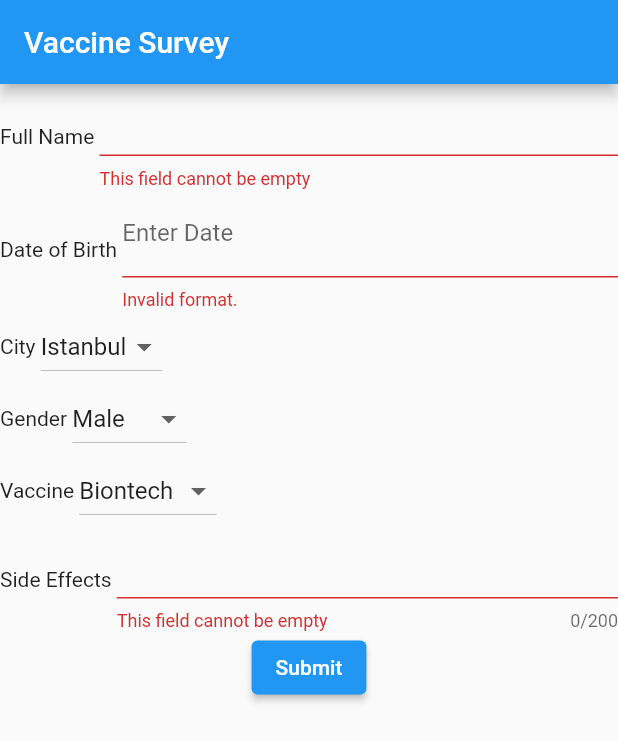
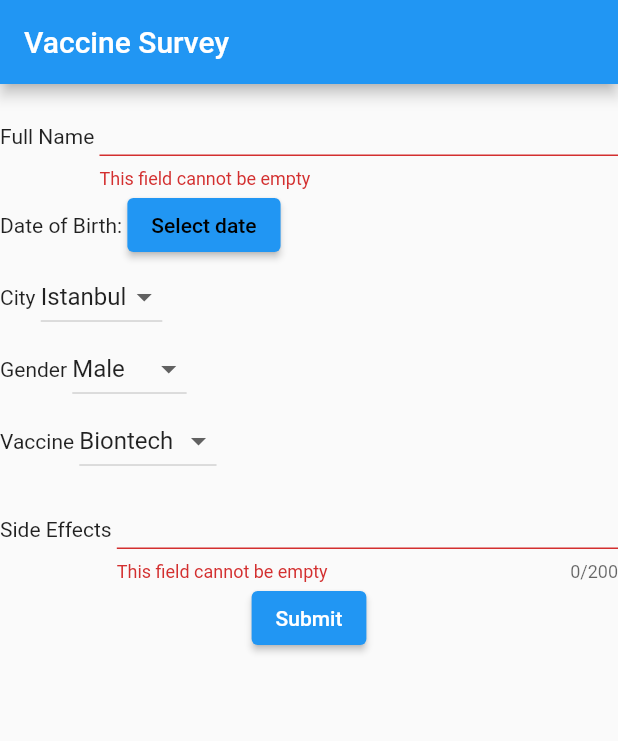
Before and after one commit to rabiaonal/CS458_Vaccine_Survey, a Flutter app: the screen it shows after launch, after a tap on "Submit", on a phone screen of 412 x 824 dp. Shown: the top 741 px of the screen. Run offline on Flutter 3.47's test engine with Material 2 defaults, Android fonts, the phone set to English and light mode, and no system bars; our stand-ins replace date_field.

Commit message:
date of birth tamam

```diff
--- a/lib/main.dart
+++ b/lib/main.dart
@@ -1,5 +1,7 @@
 import 'package:flutter/material.dart';
 import 'package:flutter/services.dart';
+import 'package:date_field/date_field.dart';
+import 'package:intl/intl.dart';
 
 void main() => runApp(App());
 
@@ -27,9 +29,25 @@ class HomePage extends StatefulWidget {
 class _HomePageState extends State<HomePage> {
   final _formKey = GlobalKey<FormState>();
   String dropdownValue = 'One', cityDDvalue = "Istanbul", genderDDvalue = "Male", vaccineDDvalue = "Biontech";
+  DateTime selectedDate = DateTime.now();
+  String date ="";
 
   @override
   Widget build(BuildContext context) {
+    _selectDate(BuildContext context) async {
+      final DateTime picked = await showDatePicker(
+        context: context,
+        initialDate: selectedDate, // Refer step 1
+        firstDate: DateTime(1900),
+        lastDate: DateTime.now(),
+      );
+      if (picked != null && picked != selectedDate)
+        setState(() {
+          selectedDate = picked;
+          DateFormat formatter = DateFormat('dd/MM/yyyy');
+          date = formatter.format(picked).toString();
+        });
+    }
     return Scaffold(
         appBar: AppBar(
           title: Text('Vaccine Survey'),
@@ -55,7 +73,6 @@ class _HomePageState extends State<HomePage> {
                             if(!value[i].contains(RegExp("[a-zA-Z ]")))
                               return "Please enter only letters";
                           }
-                        return "";
                         },
                       )
                   ),
@@ -63,11 +80,15 @@ class _HomePageState extends State<HomePage> {
               ),
               Row(
               children: [
-                Text("Date of Birth "),
+                Text("Date of Birth: " + date),
                 Flexible(child:
-                  InputDatePickerFormField(
+/*                DateTimeFormField(
                   firstDate: new DateTime(1900),
-                      lastDate: new DateTime.now()
+                  lastDate: new DateTime.now(),
+                  )*/
+                    ElevatedButton(
+                    onPressed: () => _selectDate(context), // Refer step 3
+                      child: Text( 'Select date', style: TextStyle(color: Colors.black)),
                 )
                 )
               ]
@@ -99,7 +120,8 @@ class _HomePageState extends State<HomePage> {
             Row(
                 children: [
                   Text("Gender "),
-    Flexible(child:
+                  Flexible(
+                      child:
                         DropdownButton<String>(
                           value: genderDDvalue,
                           onChanged: ( newValue) {
@@ -107,12 +129,8 @@ class _HomePageState extends State<HomePage> {
                               genderDDvalue = newValue;
                             });
                            },
-                    items: <String>['Male', 'Female']
-                        .map<DropdownMenuItem<String>>((String value) {
-                      return DropdownMenuItem<String>(
-                        value: value,
-                        child: Text(value),
-                      );
+                          items: <String>['Male', 'Female'].map<DropdownMenuItem<String>>((String value) {
+                              return DropdownMenuItem<String>( value: value, child: Text(value) );
                             }).toList(),
                           )
                   )
@@ -165,7 +183,8 @@ class _HomePageState extends State<HomePage> {
 
                   ScaffoldMessenger
                       .of(context)
-                      .showSnackBar(SnackBar(content: Text('Processing Data')));
+                      .showSnackBar(SnackBar(content: Text('Survey Saved, Thank You!')));
+                  _formKey.currentState.reset();
                 }
               },
               child: Text('Submit'),
--- a/pubspec.yaml
+++ b/pubspec.yaml
@@ -28,6 +28,8 @@ dependencies:
   # The following adds the Cupertino Icons font to your application.
   # Use with the CupertinoIcons class for iOS style icons.
   cupertino_icons: ^1.0.2
+
+  date_field: ^1.0.4
 
 dev_dependencies:
   flutter_test:
```
Also changed, not shown: pubspec.lock. Lines whose indentation alone changed are shown as unchanged.
